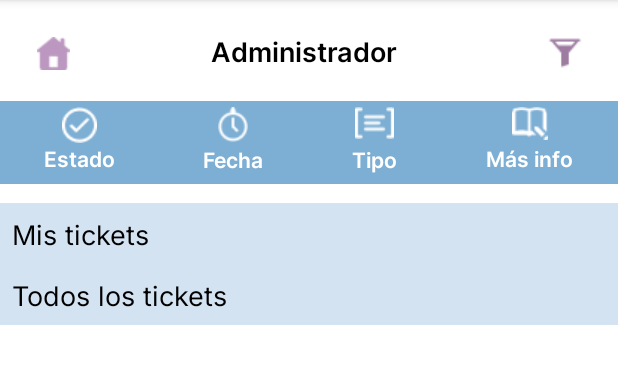
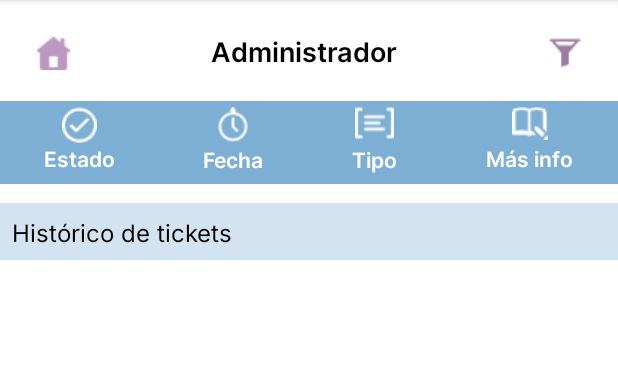
Before and after one commit to iker-landeros/healthsync, an Android app: the AdminFeatures screen opened directly, with no data from a screen before it, on a phone screen of 412 x 824 dp, the part 84-468 px from its top. Run offline under Robolectric (Android 15) with nearby library versions, the phone set to English and light mode, and no system bars; network calls fail.

Commit message:
fixed text size

```diff
--- a/app/src/main/res/layout/activity_admin_features.xml
+++ b/app/src/main/res/layout/activity_admin_features.xml
@@ -179,31 +179,15 @@
         app:layout_constraintVertical_bias="0.45">
 
         <TextView
-            android:id="@+id/txtMisTickets"
-            android:layout_width="match_parent"
-            android:layout_height="wrap_content"
-            android:background="#D3E3F2"
-            android:fontFamily="@font/inter"
-            android:padding="8dp"
-            android:text="Mis tickets"
-            android:textColor="@android:color/black"
-            android:textSize="18sp" />
-
-        <androidx.recyclerview.widget.RecyclerView
-            android:id="@+id/recyclerMisTickets"
-            android:layout_width="match_parent"
-            android:layout_height="wrap_content" />
-
-        <TextView
             android:id="@+id/txtTodosTickets"
             android:layout_width="match_parent"
             android:layout_height="wrap_content"
             android:background="#D3E3F2"
             android:fontFamily="@font/inter"
             android:padding="8dp"
-            android:text="Todos los tickets"
+            android:text="Histórico de tickets"
             android:textColor="@android:color/black"
-            android:textSize="18sp" />
+            android:textSize="16sp" />
 
         <androidx.recyclerview.widget.RecyclerView
             android:id="@+id/recyclerTodosTickets"
--- a/app/src/main/res/layout/activity_technician_tickets_summary.xml
+++ b/app/src/main/res/layout/activity_technician_tickets_summary.xml
@@ -184,7 +184,7 @@
             android:padding="8dp"
             android:text="Mis tickets"
             android:textColor="@android:color/black"
-            android:textSize="18sp" />
+            android:textSize="16sp" />
 
         <androidx.recyclerview.widget.RecyclerView
             android:id="@+id/recyclerMisTickets"
@@ -200,7 +200,7 @@
             android:padding="8dp"
             android:text="Todos los tickets"
             android:textColor="@android:color/black"
-            android:textSize="18sp" />
+            android:textSize="16sp" />
 
         <androidx.recyclerview.widget.RecyclerView
             android:id="@+id/recyclerTodosTickets"
```
Also changed, not shown: app/src/main/res/layout/item_ticket.xml (+16 -2 lines).
